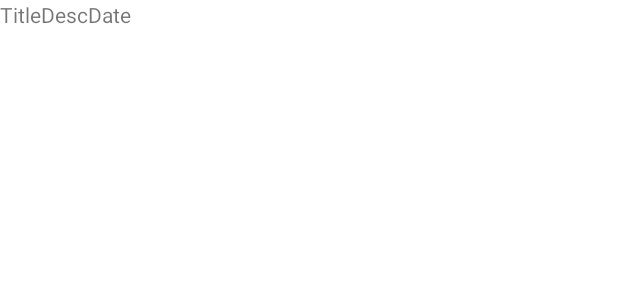
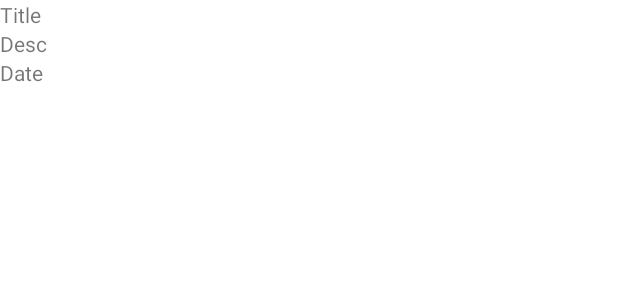
Before and after one commit to Josh-Reid-01/BBCTest, an Android app: the layout row.xml on its own in the app's theme, with its tools: preview values and no code run, on a phone screen of 412 x 824 dp. Shown: the top 300 px of the screen. Run offline under Robolectric (Android 15) with nearby library versions, the phone set to English and light mode, and no system bars.

```diff
--- a/app/src/main/res/layout/row.xml
+++ b/app/src/main/res/layout/row.xml
@@ -3,22 +3,28 @@
     android:layout_width="match_parent"
     android:layout_height="match_parent">
 
+    <LinearLayout
+        android:layout_width="match_parent"
+        android:layout_height="fill_parent"
+        android:orientation="vertical">
+
         <TextView
-        android:layout_width="wrap_content"
+            android:id="@+id/titletxt"
+            android:layout_width="match_parent"
             android:layout_height="wrap_content"
-        android:id="@+id/titletxt"
-        android:text="Title"/>
+            android:text="Title" />
 
         <TextView
             android:id="@+id/desctxt"
-        android:layout_width="wrap_content"
+            android:layout_width="match_parent"
             android:layout_height="wrap_content"
             android:text="Desc" />
 
         <TextView
-        android:layout_width="wrap_content"
+            android:id="@+id/datetxt"
+            android:layout_width="match_parent"
             android:layout_height="wrap_content"
-        android:id="@+id/datetxt"
-        android:text="Date"/>
+            android:text="Date" />
+    </LinearLayout>
 
 </LinearLayout>
```
Also changed, not shown: app/src/main/java/org/me/gcu/labstuff/bbctest2/MainActivity.java (+35 -17 lines), app/src/main/java/org/me/gcu/labstuff/bbctest2/RSSHelper.java (+21 -17 lines), app/src/main/res/layout/activity_main.xml (+7 -5 lines). Lines whose indentation alone changed are shown as unchanged.
